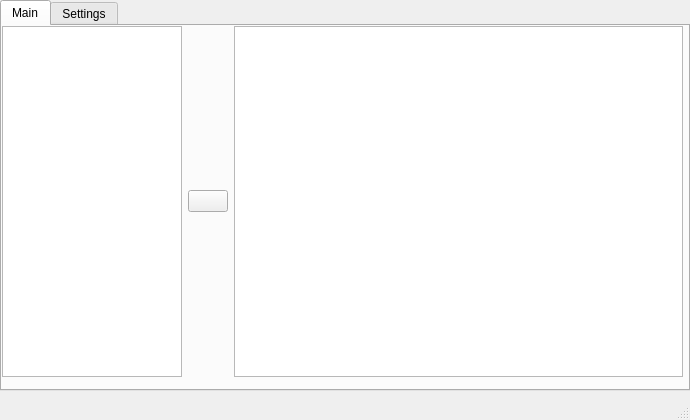
Above: assets/interface.ui from WEEE-Open/pesto before the change. Below: the same form after it.
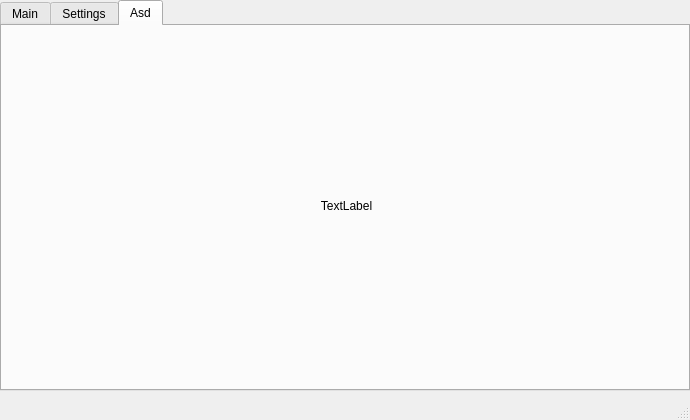
That is the form after the change.

Commit message: added asd tab

```diff
--- a/assets/interface.ui
+++ b/assets/interface.ui
@@ -33,7 +33,7 @@
      </rect>
     </property>
     <property name="currentIndex">
-     <number>0</number>
+     <number>2</number>
     </property>
     <widget class="QWidget" name="main_tab">
      <attribute name="title">
@@ -296,6 +296,33 @@
       </widget>
      </widget>
     </widget>
+    <widget class="QWidget" name="tab">
+     <attribute name="title">
+      <string>Asd</string>
+     </attribute>
+     <widget class="QWidget" name="horizontalLayoutWidget_2">
+      <property name="geometry">
+       <rect>
+        <x>-1</x>
+        <y>-1</y>
+        <width>691</width>
+        <height>361</height>
+       </rect>
+      </property>
+      <layout class="QHBoxLayout" name="horizontalLayout_2">
+       <item>
+        <widget class="QLabel" name="asdLabel">
+         <property name="text">
+          <string>TextLabel</string>
+         </property>
+         <property name="alignment">
+          <set>Qt::AlignCenter</set>
+         </property>
+        </widget>
+       </item>
+      </layout>
+     </widget>
+    </widget>
    </widget>
   </widget>
   <widget class="QStatusBar" name="statusbar"/>
```
The commit also changes 3 other files.
